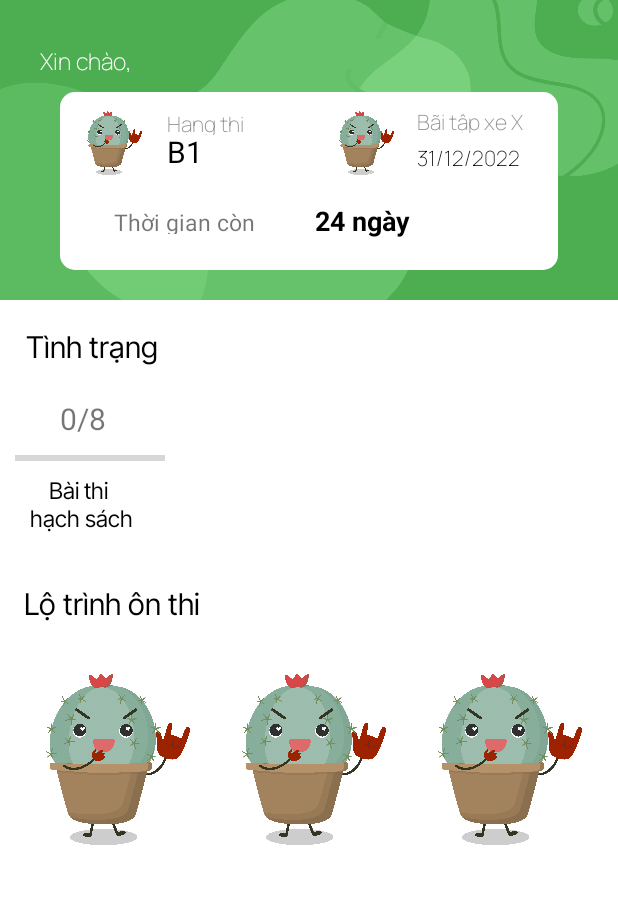
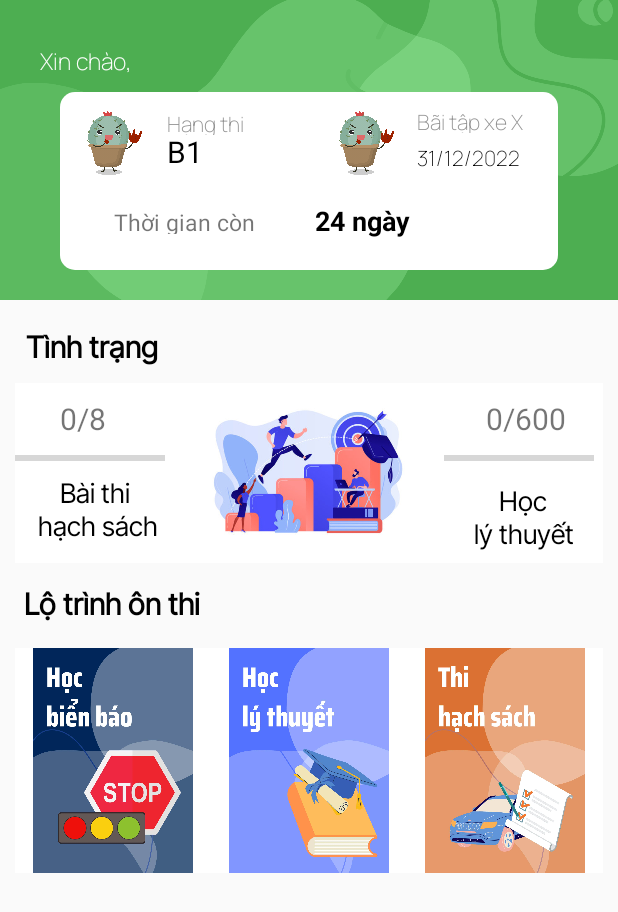
Before and after one commit to nguyeqh/FinalProject_GPLX, an Android app: the screen it shows after launch (MainActivity), on a phone screen of 412 x 824 dp. Shown: the top 912 px of the screen. Run offline under Robolectric (Android 15) with nearby library versions, the phone set to English and light mode, and no system bars.

Commit message:
add image buton main activity

```diff
--- a/app/src/main/res/layout/activity_main.xml
+++ b/app/src/main/res/layout/activity_main.xml
@@ -5,7 +5,8 @@
     android:layout_width="match_parent"
     android:layout_height="match_parent"
     android:id="@+id/MainLayout"
-    tools:context=".MainActivity">
+    tools:context=".MainActivity"
+    android:background="@color/milk">
 
 <!--    Banner Layout Desgin-->
     <LinearLayout
@@ -171,6 +172,7 @@
         android:text="Tình trạng"
         android:textColor="@color/black"
         android:textSize="20sp"
+        android:textStyle="bold"
         app:layout_constraintEnd_toEndOf="parent"
         app:layout_constraintHorizontal_bias="0.054"
         app:layout_constraintStart_toStartOf="parent"
@@ -184,7 +186,21 @@
         app:layout_constraintEnd_toEndOf="parent"
         app:layout_constraintHorizontal_bias="0.526"
         app:layout_constraintStart_toStartOf="parent"
-        app:layout_constraintTop_toBottomOf="@+id/lbTinhTrang">
+        app:layout_constraintTop_toBottomOf="@+id/lbTinhTrang"
+        android:background="@color/white">
+
+        <TextView
+            android:id="@+id/tvTientrinhOnThi"
+            android:layout_width="wrap_content"
+            android:layout_height="25dp"
+            android:layout_alignParentStart="true"
+            android:layout_alignParentTop="true"
+            android:layout_alignParentBottom="true"
+            android:layout_marginStart="314dp"
+            android:layout_marginTop="10dp"
+            android:layout_marginBottom="80dp"
+            android:text="0/600"
+            android:textSize="20sp" />
 
         <TextView
             android:id="@+id/tvTientrinhBaiThi"
@@ -200,6 +216,18 @@
             android:textSize="20sp" />
 
         <ProgressBar
+            android:id="@+id/progressBaiOnTap"
+            style="?android:attr/progressBarStyleHorizontal"
+            android:layout_width="100dp"
+            android:layout_height="wrap_content"
+            android:layout_alignParentStart="true"
+            android:layout_alignParentTop="true"
+            android:layout_alignParentBottom="true"
+            android:layout_marginStart="286dp"
+            android:layout_marginTop="30dp"
+            android:layout_marginBottom="50dp" />
+
+        <ProgressBar
             android:id="@+id/progressBaiThi"
             style="?android:attr/progressBarStyleHorizontal"
             android:layout_width="100dp"
@@ -212,20 +240,44 @@
             android:layout_marginBottom="50dp" />
 
         <TextView
-            android:id="@+id/textView2"
+            android:id="@+id/lbLoTrinhOnTap"
             android:layout_width="wrap_content"
             android:layout_height="wrap_content"
             android:layout_alignParentStart="true"
             android:layout_alignParentTop="true"
             android:layout_alignParentBottom="true"
-            android:layout_marginStart="10dp"
+            android:layout_marginStart="305dp"
+            android:layout_marginTop="65dp"
+            android:layout_marginBottom="5dp"
+            android:fontFamily="@font/intertight_wght"
+            android:text="Học\nlý thuyết"
+            android:textAlignment="center"
+            android:textColor="@color/black"
+            android:textSize="18sp" />
+
+        <TextView
+            android:id="@+id/lbBaiThiHachSach"
+            android:layout_width="wrap_content"
+            android:layout_height="wrap_content"
+            android:layout_alignParentStart="true"
+            android:layout_alignParentTop="true"
+            android:layout_alignParentBottom="true"
+            android:layout_marginStart="15dp"
             android:layout_marginTop="60dp"
             android:layout_marginBottom="10dp"
             android:fontFamily="@font/intertight_wght"
             android:text="Bài thi \nhạch sách"
             android:textAlignment="center"
             android:textColor="@color/black"
-            android:textSize="15sp" />
+            android:textSize="18sp" />
+
+        <ImageView
+            android:id="@+id/imageView2"
+            android:layout_width="150dp"
+            android:layout_height="wrap_content"
+            android:scaleType="fitCenter"
+            android:layout_marginStart="120dp"
+            app:srcCompat="@drawable/img_progress" />
     </RelativeLayout>
 
     <TextView
@@ -235,6 +287,7 @@
         android:layout_marginTop="12dp"
         android:fontFamily="@font/intertight_wght"
         android:text="Lộ trình ôn thi"
+        android:textStyle="bold"
         android:textColor="@color/black"
         android:textSize="20sp"
         app:layout_constraintEnd_toEndOf="parent"
@@ -244,6 +297,7 @@
 
     <LinearLayout
         android:id="@+id/layoutLoTrinhOnTap"
+        android:background="@color/white"
         android:layout_width="match_parent"
         android:layout_height="150dp"
         android:layout_marginStart="10dp"
@@ -256,11 +310,11 @@
         app:layout_constraintTop_toBottomOf="@+id/lbLoTrinhOnThi">
 
         <ImageView
-            android:id="@+id/btnOnBienBao"
+            android:id="@+id/btnHocBienBao"
             android:layout_width="match_parent"
             android:layout_height="match_parent"
             android:layout_weight="1"
-            app:srcCompat="@drawable/char_chinhthuan_happy" />
+            app:srcCompat="@drawable/img_hocbienbao" />
 
         <androidx.constraintlayout.widget.Barrier
             android:layout_width="2dp"
@@ -269,11 +323,11 @@
             app:barrierDirection="top" />
 
         <ImageView
-            android:id="@+id/imageView4"
+            android:id="@+id/btnOnLyThuyet"
             android:layout_width="match_parent"
             android:layout_height="match_parent"
             android:layout_weight="1"
-            app:srcCompat="@drawable/char_chinhthuan_happy" />
+            app:srcCompat="@drawable/img_hoclythuyet" />
 
         <androidx.constraintlayout.widget.Barrier
             android:layout_width="2dp"
@@ -282,11 +336,11 @@
             app:barrierDirection="top" />
 
         <ImageView
-            android:id="@+id/imageView6"
+            android:id="@+id/btnThiHachSach"
             android:layout_width="match_parent"
             android:layout_height="match_parent"
             android:layout_weight="1"
-            app:srcCompat="@drawable/char_chinhthuan_happy" />
+            app:srcCompat="@drawable/img_thihachsach" />
     </LinearLayout>
 
 
--- a/app/src/main/res/values/colors.xml
+++ b/app/src/main/res/values/colors.xml
@@ -7,4 +7,5 @@
     <color name="teal_700">#FF018786</color>
     <color name="black">#FF000000</color>
     <color name="white">#FFFFFFFF</color>
+    <color name="milk">#FAFAFA</color>
 </resources>
```
Also changed, not shown: app/src/main/res/drawable/img_hocbienbao.jpg (added), app/src/main/res/drawable/img_hoclythuyet.jpg (added), app/src/main/res/drawable/img_progress.jpg (added), app/src/main/res/drawable/img_thihachsach.jpg (added).
